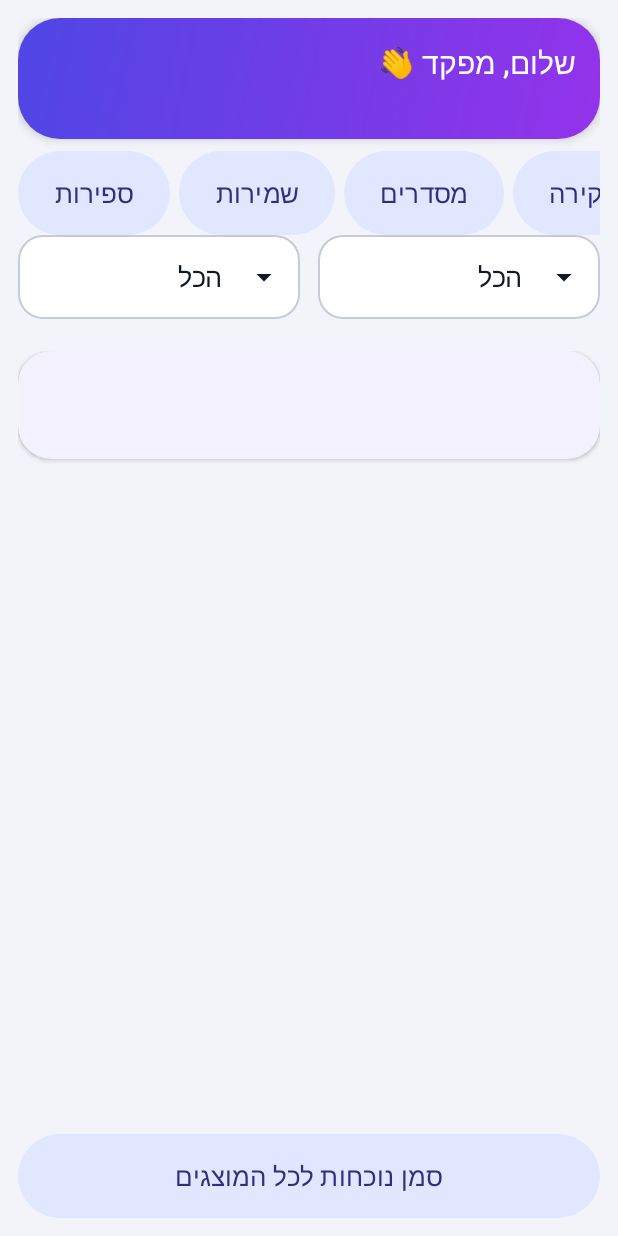
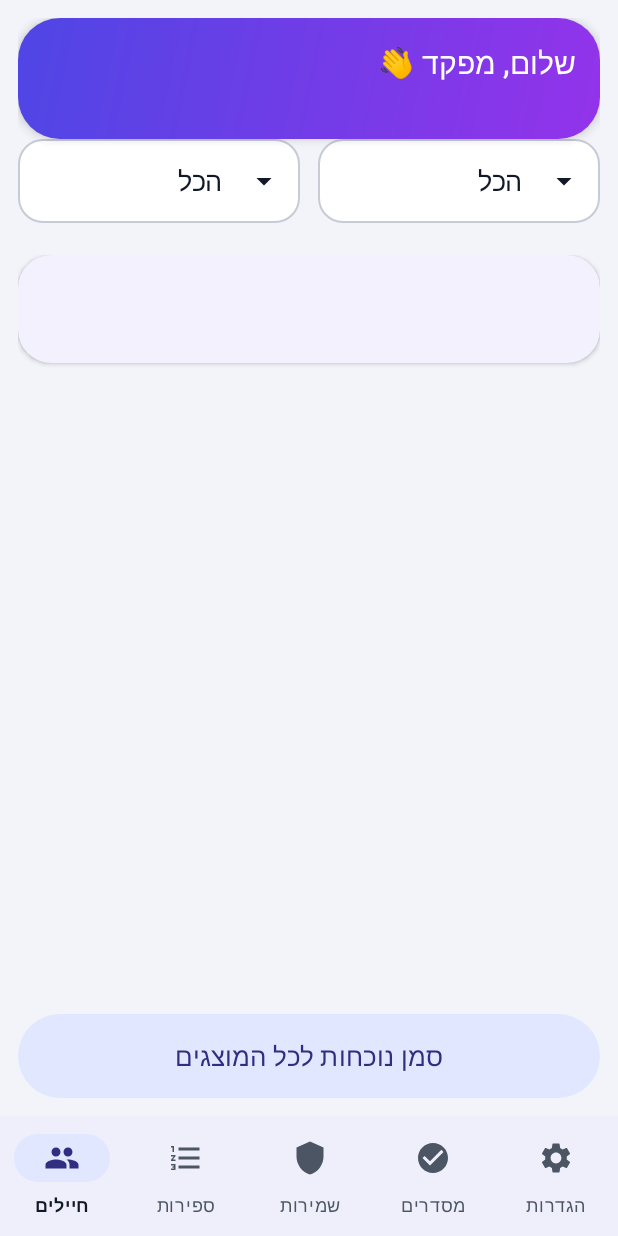
Before and after one commit to thefreedom2know/Hakshev, an Android app: the screen it shows after launch (RosterActivity), on a phone screen of 412 x 824 dp. Run offline under Robolectric (Android 15) with nearby library versions, the phone set to English and light mode, and no system bars; our stand-ins replace Firebase (no records; nobody signed in at launch, a user with empty details on screens opened directly), Room's generated code; libraries missing offline, so code that uses them is left out: net.zetetic.database; 18 statements that could not run were skipped.

Commit message:
Bottom navigation bar on all main screens
Co-Authored-By: Claude Sonnet 5.5 <noreply@anthropic.com>

```diff
--- a/app/src/main/java/com/example/hakshev/CountersActivity.java
+++ b/app/src/main/java/com/example/hakshev/CountersActivity.java
@@ -18,6 +18,7 @@ public class CountersActivity extends BaseActivity {
     protected void onCreate(Bundle savedInstanceState) {
         super.onCreate(savedInstanceState);
         setContentView(R.layout.activity_counters);
+        Nav.attach(this, R.id.nav_counters);
 
         adapter = new TextAdapter();
         adapter.setListener(new TextAdapter.Listener() {
--- a/app/src/main/java/com/example/hakshev/DutiesActivity.java
+++ b/app/src/main/java/com/example/hakshev/DutiesActivity.java
@@ -34,6 +34,7 @@ public class DutiesActivity extends BaseActivity {
     protected void onCreate(Bundle savedInstanceState) {
         super.onCreate(savedInstanceState);
         setContentView(R.layout.activity_duties);
+        Nav.attach(this, R.id.nav_duties);
 
         adapter = new TextAdapter();
         adapter.setListener(new TextAdapter.Listener() {
--- a/app/src/main/java/com/example/hakshev/InspectionActivity.java
+++ b/app/src/main/java/com/example/hakshev/InspectionActivity.java
@@ -45,6 +45,7 @@ public class InspectionActivity extends BaseActivity {
     protected void onCreate(Bundle savedInstanceState) {
         super.onCreate(savedInstanceState);
         setContentView(R.layout.activity_inspection);
+        Nav.attach(this, R.id.nav_inspections);
         spTemplate = findViewById(R.id.spTemplate);
         tvHint = findViewById(R.id.tvHint);
         rowRun = findViewById(R.id.rowRun);
--- /dev/null
+++ b/app/src/main/java/com/example/hakshev/Nav.java
@@ -0,0 +1,51 @@
+package com.example.hakshev;
+
+import android.app.Activity;
+import android.content.Intent;
+import android.view.View;
+import android.view.ViewGroup;
+import android.widget.LinearLayout;
+
+import com.google.android.material.bottomnavigation.BottomNavigationView;
+
+/**
+ * The same bottom bar on every main screen: soldiers, counters, duties, inspections, settings.
+ * Call after setContentView.
+ */
+final class Nav {
+    private Nav() {}
+
+    static void attach(Activity a, int selectedId) {
+        ViewGroup content = a.findViewById(android.R.id.content);
+        View old = content.getChildAt(0);
+        content.removeView(old);
+        LinearLayout column = new LinearLayout(a);
+        column.setOrientation(LinearLayout.VERTICAL);
+        column.addView(old, new LinearLayout.LayoutParams(
+                ViewGroup.LayoutParams.MATCH_PARENT, 0, 1f));
+        BottomNavigationView nav = (BottomNavigationView) a.getLayoutInflater()
+                .inflate(R.layout.view_bottom_nav, column, false);
+        column.addView(nav);
+        content.addView(column, new ViewGroup.LayoutParams(
+                ViewGroup.LayoutParams.MATCH_PARENT, ViewGroup.LayoutParams.MATCH_PARENT));
+
+        nav.setSelectedItemId(selectedId);
+        nav.setOnItemSelectedListener(item -> {
+            int id = item.getItemId();
+            if (id == selectedId) return true;
+            Class<?> target = id == R.id.nav_counters ? CountersActivity.class
+                    : id == R.id.nav_duties ? DutiesActivity.class
+                    : id == R.id.nav_inspections ? InspectionActivity.class
+                    : id == R.id.nav_settings ? SettingsActivity.class
+                    : RosterActivity.class;
+            Intent i = new Intent(a, target);
+            if (target == RosterActivity.class) {
+                i.addFlags(Intent.FLAG_ACTIVITY_CLEAR_TOP | Intent.FLAG_ACTIVITY_SINGLE_TOP);
+            }
+            a.startActivity(i);
+            if (selectedId != R.id.nav_soldiers && target != RosterActivity.class) a.finish();
+            a.overridePendingTransition(0, 0);
+            return true;
+        });
+    }
+}
--- a/app/src/main/java/com/example/hakshev/RosterActivity.java
+++ b/app/src/main/java/com/example/hakshev/RosterActivity.java
@@ -39,15 +39,11 @@ public class RosterActivity extends BaseActivity {
         edit = getIntent().getBooleanExtra(EXTRA_EDIT, false);
         tvGreeting = findViewById(R.id.tvGreeting);
         tvPresent = findViewById(R.id.tvPresent);
-        findViewById(R.id.navRow).setVisibility(edit ? View.GONE : View.VISIBLE);
+        if (!edit) Nav.attach(this, R.id.nav_soldiers);
         findViewById(R.id.headerMain).setVisibility(edit ? View.GONE : View.VISIBLE);
         findViewById(R.id.titleEdit).setVisibility(edit ? View.VISIBLE : View.GONE);
         findViewById(R.id.btnAdd).setVisibility(edit ? View.VISIBLE : View.GONE);
-        findViewById(R.id.btnOverview).setOnClickListener(v -> startActivity(new Intent(this, MainActivity.class)));
-        findViewById(R.id.btnCounters).setOnClickListener(v -> startActivity(new Intent(this, CountersActivity.class)));
-        findViewById(R.id.btnDuties).setOnClickListener(v -> startActivity(new Intent(this, DutiesActivity.class)));
-        findViewById(R.id.btnInspections).setOnClickListener(v -> startActivity(new Intent(this, InspectionActivity.class)));
-        findViewById(R.id.btnSettings).setOnClickListener(v -> startActivity(new Intent(this, SettingsActivity.class)));
+        findViewById(R.id.headerMain).setOnClickListener(v -> startActivity(new Intent(this, MainActivity.class)));
         spSquad = findViewById(R.id.spSquad);
         spStatus = findViewById(R.id.spStatus);
         tvCount = findViewById(R.id.tvCount);
--- a/app/src/main/java/com/example/hakshev/SettingsActivity.java
+++ b/app/src/main/java/com/example/hakshev/SettingsActivity.java
@@ -37,6 +37,7 @@ public class SettingsActivity extends BaseActivity {
     protected void onCreate(Bundle savedInstanceState) {
         super.onCreate(savedInstanceState);
         setContentView(R.layout.activity_settings);
+        Nav.attach(this, R.id.nav_settings);
 
         ViewGroup unit = findViewById(R.id.formUnit);
         etCommander = Ui.addField(this, unit, R.string.label_commander, Prefs.commander(this), InputType.TYPE_CLASS_TEXT);
--- /dev/null
+++ b/app/src/main/res/drawable/ic_nav_counters.xml
@@ -0,0 +1,11 @@
+<?xml version="1.0" encoding="utf-8"?>
+<vector xmlns:android="http://schemas.android.com/apk/res/android"
+    android:width="24dp"
+    android:height="24dp"
+    android:viewportWidth="24"
+    android:viewportHeight="24"
+    android:tint="?attr/colorControlNormal">
+    <path
+        android:fillColor="#FFFFFFFF"
+        android:pathData="M2,17h2v0.5L3,17.5v1h1v0.5L2,19v1h3v-4L2,16v1zM3,8h1L4,4L2,4v1h1v3zM2,11h1.8L2,13.1v0.9h3v-1L3.2,13L5,10.9L5,10L2,10v1zM7,5v2h14L21,5L7,5zM7,19h14v-2L7,17v2zM7,13h14v-2L7,11v2z" />
+</vector>
--- /dev/null
+++ b/app/src/main/res/drawable/ic_nav_duties.xml
@@ -0,0 +1,11 @@
+<?xml version="1.0" encoding="utf-8"?>
+<vector xmlns:android="http://schemas.android.com/apk/res/android"
+    android:width="24dp"
+    android:height="24dp"
+    android:viewportWidth="24"
+    android:viewportHeight="24"
+    android:tint="?attr/colorControlNormal">
+    <path
+        android:fillColor="#FFFFFFFF"
+        android:pathData="M12,1L3,5v6c0,5.55 3.84,10.74 9,12 5.16,-1.26 9,-6.45 9,-12L21,5l-9,-4z" />
+</vector>
--- /dev/null
+++ b/app/src/main/res/drawable/ic_nav_inspections.xml
@@ -0,0 +1,11 @@
+<?xml version="1.0" encoding="utf-8"?>
+<vector xmlns:android="http://schemas.android.com/apk/res/android"
+    android:width="24dp"
+    android:height="24dp"
+    android:viewportWidth="24"
+    android:viewportHeight="24"
+    android:tint="?attr/colorControlNormal">
+    <path
+        android:fillColor="#FFFFFFFF"
+        android:pathData="M12,2C6.48,2 2,6.48 2,12s4.48,10 10,10 10,-4.48 10,-10S17.52,2 12,2zM10,17l-5,-5 1.41,-1.41L10,14.17l7.59,-7.59L19,8l-9,9z" />
+</vector>
--- /dev/null
+++ b/app/src/main/res/drawable/ic_nav_settings.xml
@@ -0,0 +1,11 @@
+<?xml version="1.0" encoding="utf-8"?>
+<vector xmlns:android="http://schemas.android.com/apk/res/android"
+    android:width="24dp"
+    android:height="24dp"
+    android:viewportWidth="24"
+    android:viewportHeight="24"
+    android:tint="?attr/colorControlNormal">
+    <path
+        android:fillColor="#FFFFFFFF"
+        android:pathData="M19.14,12.94c0.04,-0.3 0.06,-0.61 0.06,-0.94 0,-0.32 -0.02,-0.64 -0.07,-0.94l2.03,-1.58c0.18,-0.14 0.23,-0.41 0.12,-0.61l-1.92,-3.32c-0.12,-0.22 -0.37,-0.29 -0.59,-0.22l-2.39,0.96c-0.5,-0.38 -1.03,-0.7 -1.62,-0.94L14.4,2.81c-0.04,-0.24 -0.24,-0.41 -0.48,-0.41h-3.84c-0.24,0 -0.43,0.17 -0.47,0.41L9.25,5.35C8.66,5.59 8.12,5.92 7.63,6.29L5.24,5.33c-0.22,-0.08 -0.47,0 -0.59,0.22L2.74,8.87C2.62,9.08 2.66,9.34 2.86,9.48l2.03,1.58C4.84,11.36 4.8,11.69 4.8,12s0.02,0.64 0.07,0.94l-2.03,1.58c-0.18,0.14 -0.23,0.41 -0.12,0.61l1.92,3.32c0.12,0.22 0.37,0.29 0.59,0.22l2.39,-0.96c0.5,0.38 1.03,0.7 1.62,0.94l0.36,2.54c0.05,0.24 0.24,0.41 0.48,0.41h3.84c0.24,0 0.44,-0.17 0.47,-0.41l0.36,-2.54c0.59,-0.24 1.13,-0.56 1.62,-0.94l2.39,0.96c0.22,0.08 0.47,0 0.59,-0.22l1.92,-3.32c0.12,-0.22 0.07,-0.47 -0.12,-0.61l-2.01,-1.58zM12,15.6c-1.98,0 -3.6,-1.62 -3.6,-3.6s1.62,-3.6 3.6,-3.6 3.6,1.62 3.6,3.6 -1.62,3.6 -3.6,3.6z" />
+</vector>
--- /dev/null
+++ b/app/src/main/res/drawable/ic_nav_soldiers.xml
@@ -0,0 +1,11 @@
+<?xml version="1.0" encoding="utf-8"?>
+<vector xmlns:android="http://schemas.android.com/apk/res/android"
+    android:width="24dp"
+    android:height="24dp"
+    android:viewportWidth="24"
+    android:viewportHeight="24"
+    android:tint="?attr/colorControlNormal">
+    <path
+        android:fillColor="#FFFFFFFF"
+        android:pathData="M16,11c1.66,0 2.99,-1.34 2.99,-3S17.66,5 16,5c-1.66,0 -3,1.34 -3,3s1.34,3 3,3zM8,11c1.66,0 2.99,-1.34 2.99,-3S9.66,5 8,5C6.34,5 5,6.34 5,8s1.34,3 3,3zM8,13c-2.33,0 -7,1.17 -7,3.5V19h14v-2.5c0,-2.33 -4.67,-3.5 -7,-3.5zM16,13c-0.29,0 -0.62,0.02 -0.97,0.05 1.16,0.84 1.97,1.97 1.97,3.45V19h6v-2.5c0,-2.33 -4.67,-3.5 -7,-3.5z" />
+</vector>
--- a/app/src/main/res/layout/activity_roster.xml
+++ b/app/src/main/res/layout/activity_roster.xml
@@ -30,59 +30,6 @@
             android:textColor="#D9FFFFFF"
             android:textSize="15sp" />
     </LinearLayout>
-
-    <HorizontalScrollView
-        android:id="@+id/navRow"
-        android:layout_width="match_parent"
-        android:layout_height="wrap_content"
-        android:layout_marginTop="8dp"
-        android:scrollbars="none">
-
-        <LinearLayout
-            android:layout_width="wrap_content"
-            android:layout_height="wrap_content"
-            android:orientation="horizontal">
-
-            <com.google.android.material.button.MaterialButton
-                android:id="@+id/btnCounters"
-                style="@style/HkButtonOutlined"
-                android:layout_width="wrap_content"
-                android:layout_height="wrap_content"
-                android:layout_marginEnd="6dp"
-                android:text="@string/tile_counters" />
-
-            <com.google.android.material.button.MaterialButton
-                android:id="@+id/btnDuties"
-                style="@style/HkButtonOutlined"
-                android:layout_width="wrap_content"
-                android:layout_height="wrap_content"
-                android:layout_marginEnd="6dp"
-                android:text="@string/tile_duties" />
-
-            <com.google.android.material.button.MaterialButton
-                android:id="@+id/btnInspections"
-                style="@style/HkButtonOutlined"
-                android:layout_width="wrap_content"
-                android:layout_height="wrap_content"
-                android:layout_marginEnd="6dp"
-                android:text="@string/tile_inspections" />
-
-            <com.google.android.material.button.MaterialButton
-                android:id="@+id/btnOverview"
-                style="@style/HkButtonOutlined"
-                android:layout_width="wrap_content"
-                android:layout_height="wrap_content"
-                android:layout_marginEnd="6dp"
-                android:text="@string/nav_overview" />
-
-            <com.google.android.material.button.MaterialButton
-                android:id="@+id/btnSettings"
-                style="@style/HkButtonOutlined"
-                android:layout_width="wrap_content"
-                android:layout_height="wrap_content"
-                android:text="@string/tile_settings" />
-        </LinearLayout>
-    </HorizontalScrollView>
 
     <TextView
         android:id="@+id/titleEdit"
--- /dev/null
+++ b/app/src/main/res/layout/view_bottom_nav.xml
@@ -0,0 +1,10 @@
+<?xml version="1.0" encoding="utf-8"?>
+<com.google.android.material.bottomnavigation.BottomNavigationView
+    xmlns:android="http://schemas.android.com/apk/res/android"
+    android:id="@+id/bottomNav"
+    android:layout_width="match_parent"
+    android:layout_height="wrap_content"
+    android:elevation="8dp"
+    app:labelVisibilityMode="labeled"
+    app:menu="@menu/bottom_nav"
+    xmlns:app="http://schemas.android.com/apk/res-auto" />
--- /dev/null
+++ b/app/src/main/res/menu/bottom_nav.xml
@@ -0,0 +1,23 @@
+<?xml version="1.0" encoding="utf-8"?>
+<menu xmlns:android="http://schemas.android.com/apk/res/android">
+    <item
+        android:id="@+id/nav_soldiers"
+        android:icon="@drawable/ic_nav_soldiers"
+        android:title="@string/tile_roster" />
+    <item
+        android:id="@+id/nav_counters"
+        android:icon="@drawable/ic_nav_counters"
+        android:title="@string/tile_counters" />
+    <item
+        android:id="@+id/nav_duties"
+        android:icon="@drawable/ic_nav_duties"
+        android:title="@string/tile_duties" />
+    <item
+        android:id="@+id/nav_inspections"
+        android:icon="@drawable/ic_nav_inspections"
+        android:title="@string/tile_inspections" />
+    <item
+        android:id="@+id/nav_settings"
+        android:icon="@drawable/ic_nav_settings"
+        android:title="@string/tile_settings" />
+</menu>
--- a/app/src/main/res/values/strings.xml
+++ b/app/src/main/res/values/strings.xml
@@ -273,7 +273,7 @@
     <string name="edit_soldiers">עריכת נתוני חיילים</string>
     <string name="nav_edit_soldiers">עריכת נתוני חיילים</string>
     <string name="nav_overview">סקירה</string>
-    <string name="present_of">נוכחים %1$d מתוך %2$d</string>
+    <string name="present_of">נוכחים %1$d מתוך %2$d · לחץ לסקירה</string>
     <string name="roster_empty_hint">אין עדיין חיילים. הוסף אותם דרך הגדרות ← עריכת נתוני חיילים.</string>
     <string name="default_for_all">ברירת מחדל לכל חייל: כל החיילים (גם חדשים) נכללים בספירה אוטומטית</string>
     <string name="cannot_remove_default">זו ספירת ברירת מחדל: כל החיילים נכללים בה. כדי להסיר, בטל את "ברירת מחדל" בעריכת הספירה.</string>
```
